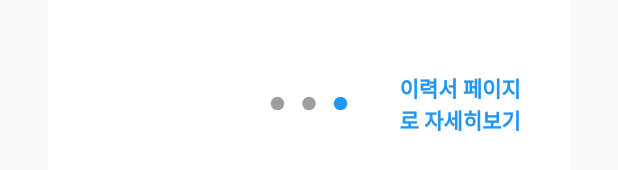
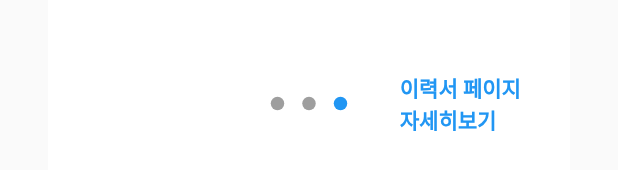
Before and after one commit to MinJaehyun/flutter_portfolio_, a Flutter app: the ResumePage widget shown alone on an empty page, opened directly, swiped to page 3, on a phone screen of 412 x 824 dp. Shown: the part 1017-1187 px from the top of the screen. Run offline on Flutter 3.47's test engine with Material 2 defaults, Android fonts, the phone set to English and light mode, and no system bars; drawn by our look-alikes of introduction_screen; our stand-ins replace animated_text_kit; Roboto replaces fonts that are missing (Aggro); project files that could hold a hidden picture were left out.

Commit message:
fix 디자인

```diff
--- a/lib/screen/resume_page.dart
+++ b/lib/screen/resume_page.dart
@@ -46,7 +46,7 @@ class _ResumePageState extends State<ResumePage> {
           // globalBackgroundColor: Colors.white,
           allowImplicitScrolling: true,
           // autoScrollDuration: 3000,
-          done: const Text('이력서 페이지로 자세히보기', style: TextStyle(fontWeight: FontWeight.w600)),
+          done: const Text('이력서 페이지 자세히보기', style: TextStyle(fontWeight: FontWeight.w600)),
           onDone: () async {
             final url = Uri.parse('https://www.notion.so/8a839ad1cac74978bfd43ba496c6f165');
             if (await canLaunchUrl(url)) {
@@ -55,7 +55,7 @@ class _ResumePageState extends State<ResumePage> {
               print("Can't launch $url");
             }
           },
-          next: const Icon(Icons.next_plan),
+          next: const Icon(Icons.play_arrow_outlined),
           pages: [
             PageViewModel(
               title: "",
```
Also changed, not shown: lib/screen/works_center_panel/mongodb.dart (+7 -11 lines).
